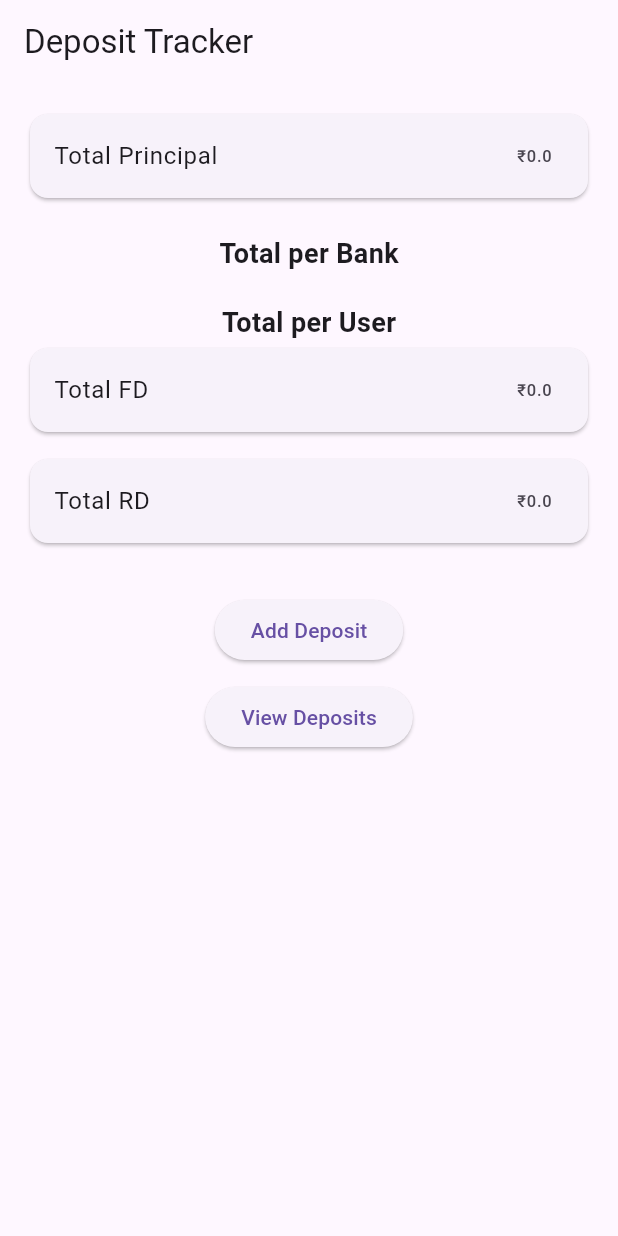
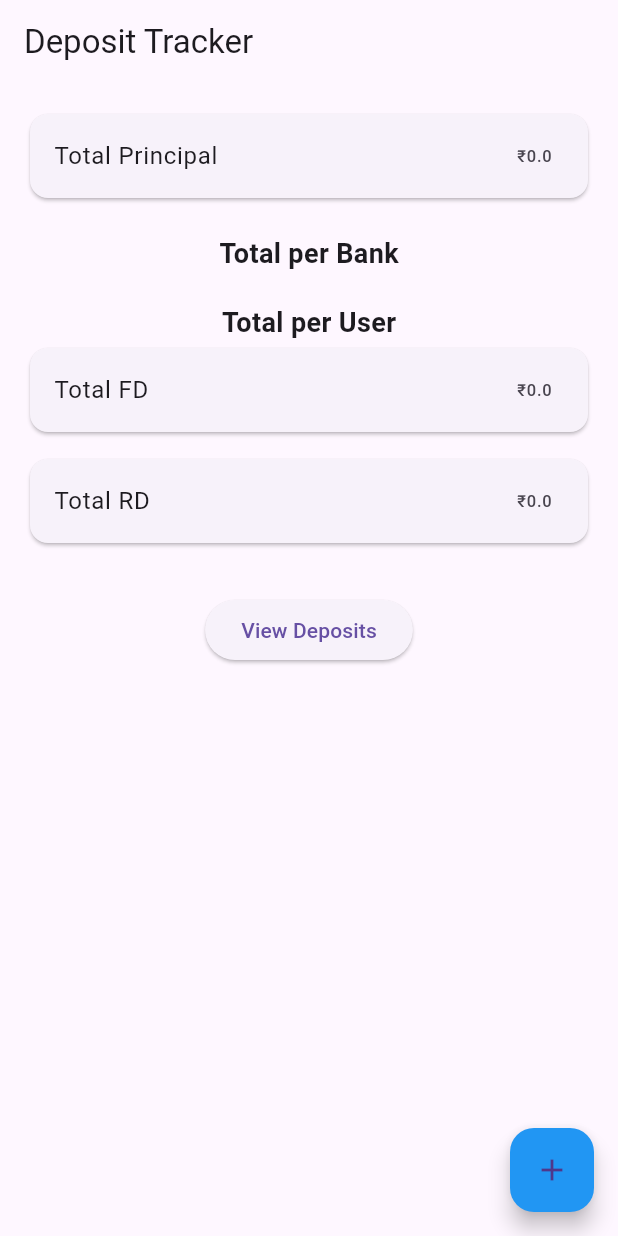
Before and after one commit to z2aallinone/deposit_app, a Flutter app: the screen it shows after launch, on a phone screen of 412 x 824 dp. Run offline on Flutter 3.47's test engine with Material 3 defaults, Android fonts, the phone set to English and light mode, and no system bars; our stand-ins replace sqflite; accounts and stored records are empty.

Commit message:
Added "add deposit" button as blue button on the bottom right of the home home_page

```diff
--- a/lib/main.dart
+++ b/lib/main.dart
@@ -116,21 +116,6 @@ class _HomeScreenState extends State<HomeScreen> {
             ),
 
             const SizedBox(height: 30),
-
-            ElevatedButton(
-              onPressed: () async {
-                await Navigator.push(
-                  context,
-                  MaterialPageRoute(builder: (_) => const AddDepositScreen()),
-                );
-
-                loadTotals();
-              },
-              child: const Text("Add Deposit"),
-            ),
-
-            const SizedBox(height: 10),
-
             ElevatedButton(
               onPressed: () {
                 Navigator.push(
@@ -143,6 +128,19 @@ class _HomeScreenState extends State<HomeScreen> {
           ],
         ),
       ),
+
+      floatingActionButton: FloatingActionButton(
+        backgroundColor: Colors.blue,
+        child: const Icon(Icons.add),
+        onPressed: () async {
+          await Navigator.push(
+            context,
+            MaterialPageRoute(builder: (_) => const AddDepositScreen()),
+          );
+
+          loadTotals();
+        },
+      ),
     );
   }
 }
```
